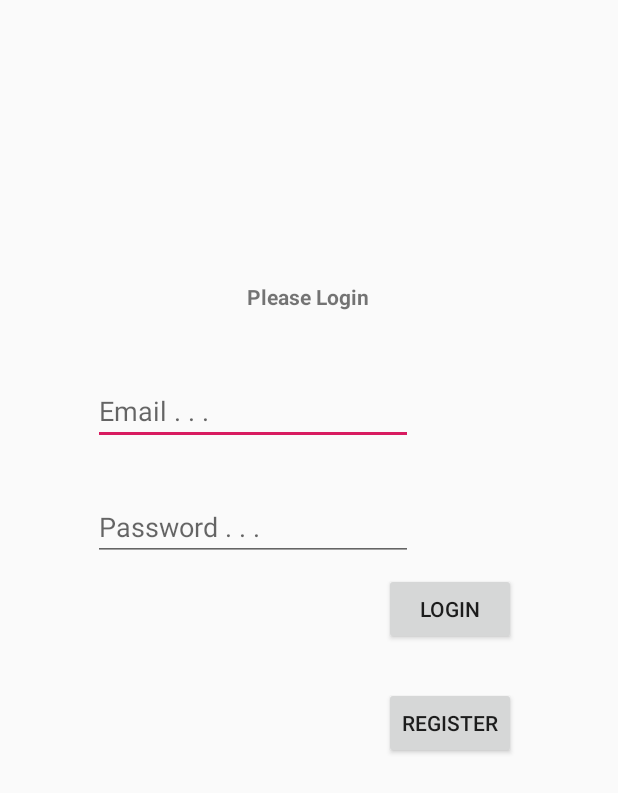
After one commit to Guitar-Center/guitarCenter, an Android app: the layout activity_login.xml on its own in the app's theme, with its tools: preview values and no code run, on a phone screen of 412 x 824 dp. The commit adds this screen. Shown: the top 793 px of the screen. Run offline under Robolectric (Android 15) with nearby library versions, the phone set to English and light mode, and no system bars.

Commit message:
FIX BROO

```diff
--- a/app/src/main/java/com/example/gitarcompare/SplashActivity.java
+++ b/app/src/main/java/com/example/gitarcompare/SplashActivity.java
@@ -16,7 +16,7 @@ public class SplashActivity extends AppCompatActivity {
         new Handler().postDelayed(new Runnable() {
             @Override
             public void run() {
-                startActivity(new Intent(SplashActivity.this,MainActivity.class));
+                startActivity(new Intent(SplashActivity.this,LoginActivity.class));
                 finish();
             }
         },2000);
--- /dev/null
+++ b/app/src/main/res/layout/activity_login.xml
@@ -0,0 +1,82 @@
+<?xml version="1.0" encoding="utf-8"?>
+<androidx.constraintlayout.widget.ConstraintLayout xmlns:android="http://schemas.android.com/apk/res/android"
+    xmlns:app="http://schemas.android.com/apk/res-auto"
+    xmlns:tools="http://schemas.android.com/tools"
+    android:layout_width="match_parent"
+    android:layout_height="match_parent"
+    tools:context=".LoginActivity">
+
+    <TextView
+        android:id="@+id/Judul"
+        android:layout_width="wrap_content"
+        android:layout_height="wrap_content"
+        android:layout_marginTop="188dp"
+        android:text="@string/please_login"
+        android:textStyle="bold"
+        app:layout_constraintEnd_toEndOf="parent"
+        app:layout_constraintHorizontal_bias="0.498"
+        app:layout_constraintStart_toStartOf="parent"
+        app:layout_constraintTop_toTopOf="parent" />
+
+    <EditText
+        android:id="@+id/Email"
+        android:layout_width="wrap_content"
+        android:layout_height="wrap_content"
+        android:layout_marginTop="44dp"
+        android:ems="10"
+        android:hint="@string/email"
+        android:inputType="textEmailAddress"
+        app:layout_constraintEnd_toEndOf="parent"
+        app:layout_constraintHorizontal_bias="0.313"
+        app:layout_constraintStart_toStartOf="parent"
+        app:layout_constraintTop_toBottomOf="@+id/Judul" />
+
+    <EditText
+        android:id="@+id/Password"
+        android:layout_width="wrap_content"
+        android:layout_height="wrap_content"
+        android:layout_marginTop="32dp"
+        android:ems="10"
+        android:hint="@string/password"
+        android:inputType="textPassword"
+        app:layout_constraintEnd_toEndOf="parent"
+        app:layout_constraintHorizontal_bias="0.313"
+        app:layout_constraintStart_toStartOf="parent"
+        app:layout_constraintTop_toBottomOf="@+id/Email" />
+
+    <ProgressBar
+        android:id="@+id/progressBar"
+        style="?android:attr/progressBarStyle"
+        android:layout_width="0dp"
+        android:layout_height="0dp"
+        android:layout_gravity="center|bottom"
+        android:layout_marginStart="411dp"
+        android:layout_marginLeft="411dp"
+        android:visibility="gone"
+        app:layout_constraintEnd_toEndOf="parent"
+        app:layout_constraintStart_toStartOf="parent"
+        app:layout_constraintTop_toBottomOf="@+id/Password" />
+
+    <Button
+        android:id="@+id/btn_login"
+        android:layout_width="wrap_content"
+        android:layout_height="wrap_content"
+        android:layout_marginTop="8dp"
+        android:layout_marginEnd="68dp"
+        android:layout_marginRight="68dp"
+        android:text="Login"
+        app:layout_constraintEnd_toEndOf="parent"
+        app:layout_constraintTop_toBottomOf="@+id/progressBar" />
+
+    <Button
+        android:id="@+id/btn_register"
+        android:layout_width="wrap_content"
+        android:layout_height="wrap_content"
+        android:layout_marginTop="28dp"
+        android:layout_marginEnd="68dp"
+        android:layout_marginRight="68dp"
+        android:text="Register"
+        app:layout_constraintEnd_toEndOf="parent"
+        app:layout_constraintTop_toBottomOf="@+id/btn_login" />
+
+</androidx.constraintlayout.widget.ConstraintLayout>
```
Also changed, not shown: app/src/main/AndroidManifest.xml (+8 -0 lines), app/src/main/java/com/example/gitarcompare/Admin.java (added, +13 -0 lines), app/src/main/java/com/example/gitarcompare/LoginActivity.java (added, +139 -0 lines).
